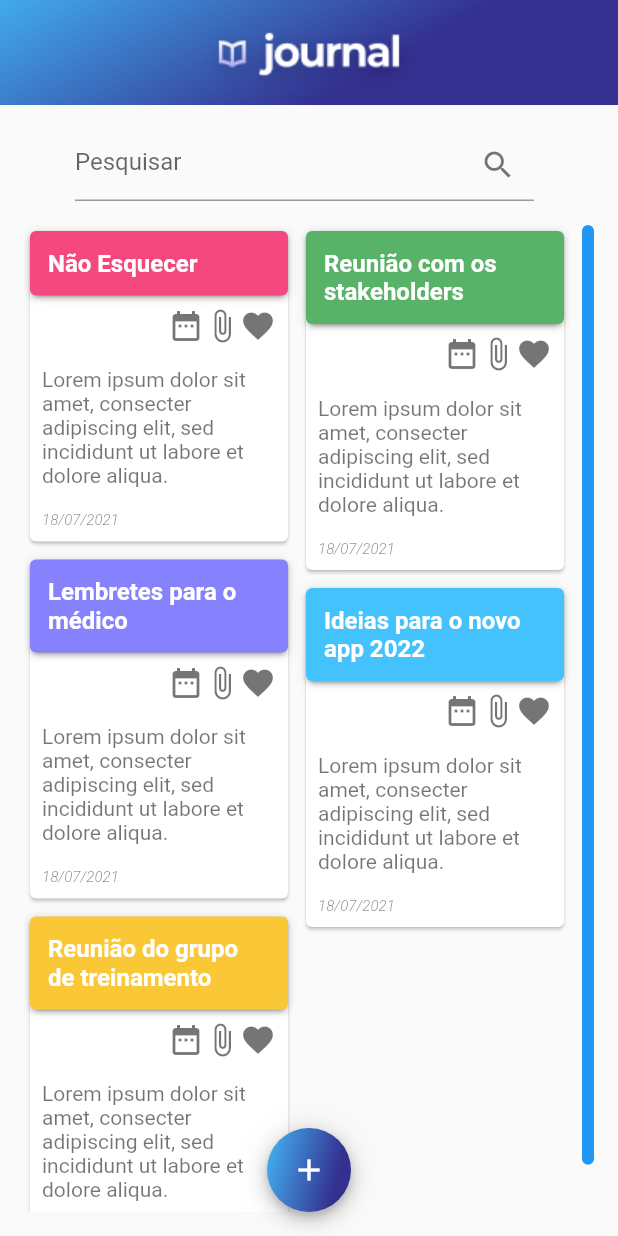
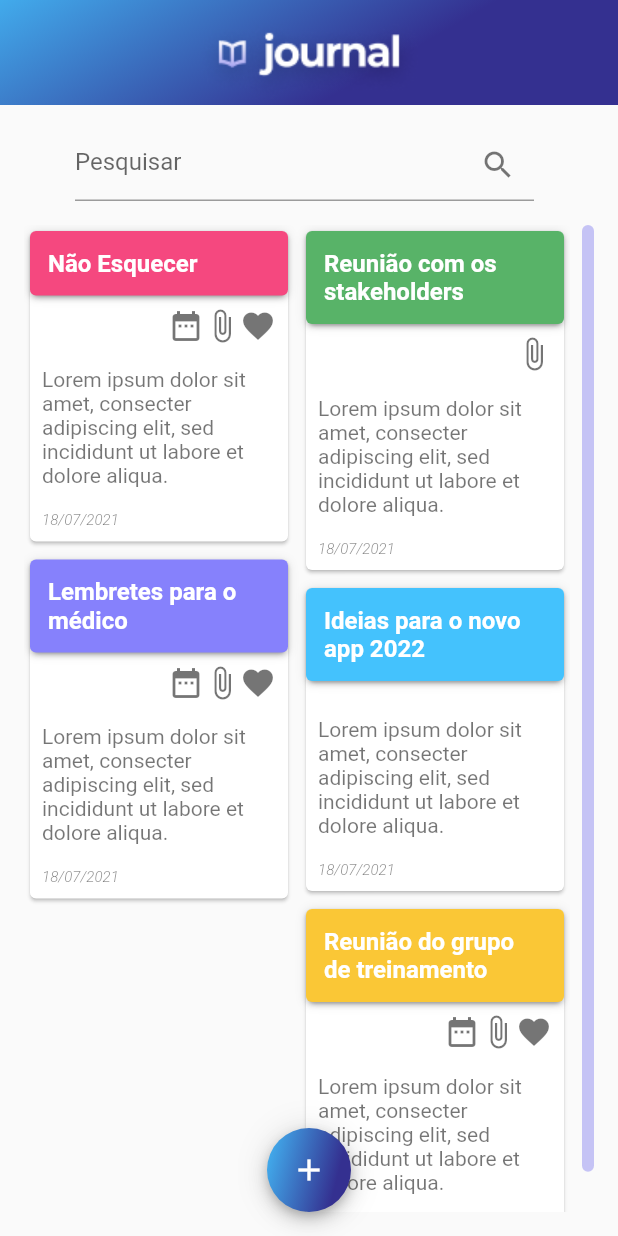
Before and after one commit to adensoares/levelup4_journal, a Flutter app: the screen it shows after launch, on a phone screen of 412 x 824 dp. Run offline on Flutter 3.47's test engine with Material 2 defaults, Android fonts, the phone set to English and light mode, and no system bars; missing offline and left inert: animated_card; project files that could hold a hidden picture were left out.

Commit message:
Adicionado os icones no controller das notas e README.md

```diff
--- a/lib/src/app.dart
+++ b/lib/src/app.dart
@@ -1,19 +1,18 @@
 import 'package:flutter/material.dart';
+import 'package:journal/src/features/home/home_page.dart';
 import 'package:journal/src/features/new_note/new_note_page.dart';
-import 'package:journal/src/features/notes/notes_page.dart';
 import 'package:journal/src/features/splash/splash_page.dart';
 
 class MyApp extends StatelessWidget {
   @override
   Widget build(BuildContext context) {
     return MaterialApp(
+      debugShowCheckedModeBanner: false,
       title: 'Journal',
       theme: ThemeData(
         primarySwatch: Colors.blue,
       ),
-      home: NotesPage(),
-      // home: NewNotePage(),
-      // home: SplashPage(),
+      home: SplashPage(),
     );
   }
 }
--- /dev/null
+++ b/lib/src/features/empty_note_list/empty_note_list_page.dart
@@ -0,0 +1,15 @@
+import 'package:flutter/material.dart';
+
+class EmptyNoteListPage extends StatefulWidget {
+  const EmptyNoteListPage({Key? key}) : super(key: key);
+
+  @override
+  _EmptyNoteListPageState createState() => _EmptyNoteListPageState();
+}
+
+class _EmptyNoteListPageState extends State<EmptyNoteListPage> {
+  @override
+  Widget build(BuildContext context) {
+    return Scaffold();
+  }
+}
--- a/lib/src/features/home/home_controller.dart
+++ b/lib/src/features/home/home_controller.dart
@@ -1,4 +1,4 @@
-import 'package:journal/src/models/notes.dart';
+import 'package:journal/src/models/note_model.dart';
 import 'package:journal/src/shared/constants/app_colors.dart';
 
 class HomeController {
@@ -9,6 +9,9 @@ class HomeController {
           "Lorem ipsum dolor sit amet, consecter adipiscing elit, sed  incididunt ut labore et dolore aliqua.",
       date: "18/07/2021",
       color: AppColors.pink,
+      hasDate: true,
+      hasFile: true,
+      isFavorite: true,
     ),
     Note(
       title: "Reunião com os stakeholders",
@@ -16,6 +19,9 @@ class HomeController {
           "Lorem ipsum dolor sit amet, consecter adipiscing elit, sed  incididunt ut labore et dolore aliqua.",
       date: "18/07/2021",
       color: AppColors.green,
+      hasDate: false,
+      hasFile: true,
+      isFavorite: false,
     ),
     Note(
       title: "Lembretes para o médico",
@@ -23,13 +29,19 @@ class HomeController {
           "Lorem ipsum dolor sit amet, consecter adipiscing elit, sed  incididunt ut labore et dolore aliqua.",
       date: "18/07/2021",
       color: AppColors.purple,
+      hasDate: true,
+      hasFile: true,
+      isFavorite: true,
     ),
     Note(
       title: "Ideias para o novo app 2022",
       description:
           "Lorem ipsum dolor sit amet, consecter adipiscing elit, sed  incididunt ut labore et dolore aliqua.",
       date: "18/07/2021",
-      color: AppColors.lightBlue,
+      color: AppColors.cyan,
+      hasDate: false,
+      hasFile: false,
+      isFavorite: false,
     ),
     Note(
       title: "Reunião do grupo de treinamento",
@@ -37,6 +49,9 @@ class HomeController {
           "Lorem ipsum dolor sit amet, consecter adipiscing elit, sed  incididunt ut labore et dolore aliqua.",
       date: "18/07/2021",
       color: AppColors.yellow,
+      hasDate: true,
+      hasFile: true,
+      isFavorite: true,
     ),
   ];
 }
--- a/lib/src/features/home/home_page.dart
+++ b/lib/src/features/home/home_page.dart
@@ -1,4 +1,10 @@
 import 'package:flutter/material.dart';
+import 'package:journal/src/features/home/home_controller.dart';
+import 'package:journal/src/features/new_note/new_note_page.dart';
+import 'package:journal/src/features/note_list/note_list_page.dart';
+import 'package:journal/src/shared/constants/app_colors.dart';
+import 'package:journal/src/shared/constants/app_text_styles.dart';
+import 'package:journal/src/shared/widgets/add_button_widget.dart';
 
 class HomePage extends StatefulWidget {
   const HomePage({Key? key}) : super(key: key);
@@ -8,27 +14,73 @@ class HomePage extends StatefulWidget {
 }
 
 class _HomePageState extends State<HomePage> {
+  HomeController controller = HomeController();
+
   @override
   Widget build(BuildContext context) {
-    return Scaffold(
+    return WillPopScope(
+      onWillPop: () async => false,
+      child: controller.notes.length == 0
+          ? Scaffold(
               body: Stack(
                 children: [
-          Wrap(
+                  Image.asset(
+                    "assets/images/empty_note_list_background.png",
+                  ),
+                  Align(
+                    alignment: Alignment.bottomCenter,
+                    child: Container(
+                      height: MediaQuery.of(context).size.height / 2.5,
+                      decoration: BoxDecoration(
+                        gradient: AppColors.lightPurpleWhite,
+                        borderRadius: BorderRadius.only(
+                          topLeft: Radius.circular(15),
+                          topRight: Radius.circular(15),
+                        ),
+                      ),
+                      child: Padding(
+                        padding: const EdgeInsets.all(45.0),
+                        child: Column(
+                          crossAxisAlignment: CrossAxisAlignment.start,
                           children: [
-              Image.asset(
-                "assets/images/guy.png",
+                            Padding(
+                              padding: const EdgeInsets.only(left: 16.0),
+                              child: Text(
+                                "Não importa onde você esteja! Guarde suas ideias para depois ;)",
+                                style: AppTextStyles.darkPurple24w400Roboto,
+                              ),
+                            ),
+                            Padding(
+                              padding: const EdgeInsets.only(
+                                top: 24.0,
+                                left: 16.0,
+                              ),
+                              child: Text(
+                                "Comece agora a criar as suas notas!",
+                                style: AppTextStyles.cyan16w400Roboto,
+                              ),
+                            )
+                          ],
+                        ),
+                      ),
+                    ),
                   ),
                 ],
               ),
-          Wrap(
-            children: [
-              Image.asset(
-                "assets/images/guy.png",
+              floatingActionButtonLocation:
+                  FloatingActionButtonLocation.centerFloat,
+              floatingActionButton: AddButton(
+                onTap: () {
+                  Navigator.of(context).push(
+                    MaterialPageRoute(
+                      // builder: (BuildContext context) => NewNotePage(),
+                      builder: (BuildContext context) => NoteListPage(),
                     ),
-            ],
+                  );
+                },
               ),
-        ],
-      ),
+            )
+          : NoteListPage(),
     );
   }
 }
--- a/lib/src/features/new_note/new_note_page.dart
+++ b/lib/src/features/new_note/new_note_page.dart
@@ -52,6 +52,7 @@ class _NewNotePageState extends State<NewNotePage> {
                     width: 270.0,
                     child: CustomTextFormField(
                       hintText: "Título",
+                      border: InputBorder.none,
                     ),
                   ),
                   DropdownButton(
@@ -104,6 +105,7 @@ class _NewNotePageState extends State<NewNotePage> {
                   minLines: 1,
                   keyboardType: TextInputType.multiline,
                   hintText: "Digite aqui...",
+                  border: InputBorder.none,
                 ),
               ),
             ),
--- a/lib/src/features/notes/notes_page.dart
+++ b/lib/src/features/note_list/note_list_page.dart
@@ -1,19 +1,21 @@
 import 'package:flutter/material.dart';
 import 'package:flutter_staggered_grid_view/flutter_staggered_grid_view.dart';
 import 'package:journal/src/features/home/home_controller.dart';
+import 'package:journal/src/features/new_note/new_note_page.dart';
 import 'package:journal/src/shared/constants/app_colors.dart';
+import 'package:journal/src/shared/widgets/add_button_widget.dart';
 import 'package:journal/src/shared/widgets/custom_icon_widget.dart';
 import 'package:journal/src/shared/widgets/custom_text_form_field_widget.dart';
 import 'package:journal/src/shared/widgets/note_card_widget.dart';
 
-class NotesPage extends StatefulWidget {
-  const NotesPage({Key? key}) : super(key: key);
+class NoteListPage extends StatefulWidget {
+  const NoteListPage({Key? key}) : super(key: key);
 
   @override
-  _NotesPageState createState() => _NotesPageState();
+  _NoteListPageState createState() => _NoteListPageState();
 }
 
-class _NotesPageState extends State<NotesPage> {
+class _NoteListPageState extends State<NoteListPage> {
   HomeController controller = HomeController();
 
   @override
@@ -55,7 +57,7 @@ class _NotesPageState extends State<NotesPage> {
             child: Padding(
               padding: const EdgeInsets.all(16.0),
               child: RawScrollbar(
-                thumbColor: Colors.blue,
+                thumbColor: Color.fromRGBO(175, 172, 243, 0.7),
                 isAlwaysShown: true,
                 thickness: 8,
                 radius: Radius.circular(20),
@@ -64,6 +66,7 @@ class _NotesPageState extends State<NotesPage> {
                     right: 16.0,
                   ),
                   child: StaggeredGridView.countBuilder(
+                    physics: BouncingScrollPhysics(),
                     crossAxisCount: 4,
                     itemCount: controller.notes.length,
                     itemBuilder: (BuildContext context, int index) =>
@@ -74,6 +77,9 @@ class _NotesPageState extends State<NotesPage> {
                         description: controller.notes[index].description,
                         date: controller.notes[index].date,
                         color: controller.notes[index].color,
+                        hasDate: controller.notes[index].hasDate,
+                        hasFile: controller.notes[index].hasFile,
+                        isFavorite: controller.notes[index].isFavorite,
                       ),
                     ),
                     staggeredTileBuilder: (int index) => StaggeredTile.fit(2),
@@ -87,38 +93,14 @@ class _NotesPageState extends State<NotesPage> {
         ],
       ),
       floatingActionButtonLocation: FloatingActionButtonLocation.centerFloat,
-      floatingActionButton: Container(
-        width: 56.0,
-        height: 56.0,
-        decoration: BoxDecoration(
-            shape: BoxShape.circle,
-            gradient: AppColors.addNoteButtonGradient,
-            boxShadow: [
-              BoxShadow(
-                offset: Offset(0, 1),
-                blurRadius: 18.0,
-                spreadRadius: 0,
-                color: Color.fromRGBO(0, 0, 0, 0.12),
-              ),
-              BoxShadow(
-                offset: Offset(0, 6),
-                blurRadius: 10.0,
-                spreadRadius: 0,
-                color: Color.fromRGBO(0, 0, 0, 0.14),
-              ),
-              BoxShadow(
-                offset: Offset(0, 3),
-                blurRadius: 5.0,
-                spreadRadius: -1,
-                color: Color.fromRGBO(0, 0, 0, 0.2),
-              ),
-            ]),
-        child: Center(
-          child: Icon(
-            Icons.add,
-            color: Colors.white,
-          ),
-        ),
+      floatingActionButton: AddButton(
+        onTap: () {
+          Navigator.of(context).push(
+            MaterialPageRoute(
+              builder: (BuildContext context) => NewNotePage(),
+            ),
+          );
+        },
       ),
     );
   }
--- a/lib/src/models/notes.dart
+++ b/lib/src/models/note_model.dart
@@ -5,11 +5,17 @@ class Note {
   String description;
   String date;
   Color color;
+  bool hasDate;
+  bool hasFile;
+  bool isFavorite;
 
   Note({
     required this.title,
     required this.description,
     required this.date,
     required this.color,
+    required this.hasDate,
+    required this.hasFile,
+    required this.isFavorite,
   });
 }
--- a/lib/src/shared/constants/app_colors.dart
+++ b/lib/src/shared/constants/app_colors.dart
@@ -5,17 +5,17 @@ import 'package:flutter/material.dart';
 class AppColors {
   static const Color pink = Color.fromRGBO(245, 72, 127, 1);
   static const Color green = Color.fromRGBO(88, 179, 104, 1);
-  static const Color darkBlue = Color.fromRGBO(52, 48, 144, 1);
+  static const Color darkPurple = Color.fromRGBO(52, 48, 144, 1);
   static const Color purple = Color.fromRGBO(134, 129, 252, 1);
-  static const Color lightBlue = Color.fromRGBO(68, 194, 253, 1);
+  static const Color cyan = Color.fromRGBO(68, 194, 253, 1);
   static const Color yellow = Color.fromRGBO(250, 199, 54, 1);
   static const Color lightPurple = Color.fromRGBO(241, 240, 254, 1);
   static const Color textSecondary = Color.fromRGBO(0, 0, 0, 0.54);
 
   static const blueGradient = LinearGradient(
       colors: [
-        lightBlue,
-        darkBlue,
+        cyan,
+        darkPurple,
       ],
       begin: Alignment.topLeft,
       end: Alignment(0.8, 0.0),
@@ -23,8 +23,8 @@ class AppColors {
 
   static const blueGradientHeader = LinearGradient(
     colors: [
-      lightBlue,
-      darkBlue,
+      cyan,
+      darkPurple,
     ],
     stops: [
       0.1,
@@ -61,8 +61,8 @@ class AppColors {
 
   static const addNoteButtonGradient = LinearGradient(
     colors: [
-      lightBlue,
-      darkBlue,
+      cyan,
+      darkPurple,
     ],
     begin: Alignment.topLeft,
     end: Alignment(0.8, 0.0),
--- /dev/null
+++ b/lib/src/shared/constants/app_text_styles.dart
@@ -0,0 +1,50 @@
+import 'package:flutter/material.dart';
+import 'package:journal/src/shared/constants/app_colors.dart';
+
+class AppTextStyles {
+  static const TextStyle white48w700Montserrat = TextStyle(
+    fontSize: 48.0,
+    fontWeight: FontWeight.w700,
+    color: Colors.white,
+    fontFamily: "Montserrat",
+    letterSpacing: -0.05,
+  );
+
+  static const TextStyle darkPurple24w400Roboto = TextStyle(
+    fontFamily: "Roboto",
+    fontWeight: FontWeight.w400,
+    fontSize: 24.0,
+    color: AppColors.darkPurple,
+  );
+
+  static const TextStyle cyan16w400Roboto = TextStyle(
+    fontFamily: "Roboto",
+    fontWeight: FontWeight.w400,
+    fontSize: 16.0,
+    color: AppColors.cyan,
+  );
+
+  static const TextStyle white72w700Montserrat = TextStyle(
+    fontSize: 72.0,
+    fontWeight: FontWeight.w700,
+    color: Colors.white,
+    fontFamily: "Montserrat",
+    letterSpacing: -0.05,
+  );
+
+  static const TextStyle white13w300Montserrat = TextStyle(
+    fontSize: 13.0,
+    fontWeight: FontWeight.w300,
+    color: Colors.white,
+    fontFamily: "Montserrat",
+    letterSpacing: 0.165,
+  );
+
+  static const TextStyle white12w200Roboto = TextStyle(
+    color: Colors.white,
+    fontWeight: FontWeight.w300,
+    fontSize: 12.0,
+    fontStyle: FontStyle.italic,
+    fontFamily: "Roboto",
+  );
+}
--- a/lib/src/shared/constants/dropdown_item_data.dart
+++ b/lib/src/shared/constants/dropdown_item_data.dart
@@ -11,11 +11,11 @@ final List<DropDownItemData> list = [
     value: "green",
   ),
   DropDownItemData(
-    color: AppColors.darkBlue,
-    value: "darkBlue",
+    color: AppColors.darkPurple,
+    value: "darkPurple",
   ),
   DropDownItemData(
-    color: AppColors.lightBlue,
+    color: AppColors.cyan,
     value: "lightBlue",
   ),
   DropDownItemData(
--- /dev/null
+++ b/lib/src/shared/widgets/add_button_widget.dart
@@ -0,0 +1,51 @@
+import 'package:flutter/material.dart';
+import 'package:journal/src/shared/constants/app_colors.dart';
+
+class AddButton extends StatelessWidget {
+  const AddButton({
+    Key? key,
+    this.onTap,
+  }) : super(key: key);
+
+  final void Function()? onTap;
+
+  @override
+  Widget build(BuildContext context) {
+    return InkWell(
+      child: Container(
+        width: 56.0,
+        height: 56.0,
+        decoration: BoxDecoration(
+            shape: BoxShape.circle,
+            gradient: AppColors.addNoteButtonGradient,
+            boxShadow: [
+              BoxShadow(
+                offset: Offset(0, 1),
+                blurRadius: 18.0,
+                spreadRadius: 0,
+                color: Color.fromRGBO(0, 0, 0, 0.12),
+              ),
+              BoxShadow(
+                offset: Offset(0, 6),
+                blurRadius: 10.0,
+                spreadRadius: 0,
+                color: Color.fromRGBO(0, 0, 0, 0.14),
+              ),
+              BoxShadow(
+                offset: Offset(0, 3),
+                blurRadius: 5.0,
+                spreadRadius: -1,
+                color: Color.fromRGBO(0, 0, 0, 0.2),
+              ),
+            ]),
+        child: Center(
+          child: Icon(
+            Icons.add,
+            color: Colors.white,
+          ),
+        ),
+      ),
+      onTap: onTap,
+    );
+  }
+}
--- a/lib/src/shared/widgets/note_card_widget.dart
+++ b/lib/src/shared/widgets/note_card_widget.dart
@@ -8,6 +8,9 @@ class NoteCard extends StatelessWidget {
     required this.description,
     required this.date,
     required this.color,
+    required this.hasDate,
+    required this.hasFile,
+    required this.isFavorite,
     Key? key,
   }) : super(key: key);
 
@@ -15,6 +18,9 @@ class NoteCard extends StatelessWidget {
   final String description;
   final String date;
   final Color color;
+  final bool hasDate;
+  final bool hasFile;
+  final bool isFavorite;
 
   @override
   Widget build(BuildContext context) {
@@ -67,12 +73,15 @@ class NoteCard extends StatelessWidget {
             child: Row(
               mainAxisAlignment: MainAxisAlignment.end,
               children: [
+                if (hasDate)
                   CustomIcon(
                     icon: Icons.date_range,
                   ),
+                if (hasFile)
                   CustomIcon(
                     icon: Icons.attach_file,
                   ),
+                if (isFavorite)
                   CustomIcon(
                     icon: Icons.favorite,
                   ),
--- a/pubspec.yaml
+++ b/pubspec.yaml
@@ -66,6 +66,7 @@ flutter:
   fonts:
     - family: Montserrat
       fonts:
+        - asset: assets/fonts/Montserrat/Montserrat-Bold.ttf
         - asset: assets/fonts/Montserrat/Montserrat-Regular.ttf
   #       - asset: fonts/Schyler-Italic.ttf
   #         style: italic
```
Also changed, not shown: assets/images/empty_note_list_background.png (added), assets/images/guy.png (deleted), assets/images/journal.gif (added), assets/images/note_list.png (added), lib/src/shared/constants/app_enums.dart (deleted), 1 other file. Lines whose indentation alone changed are shown as unchanged.
